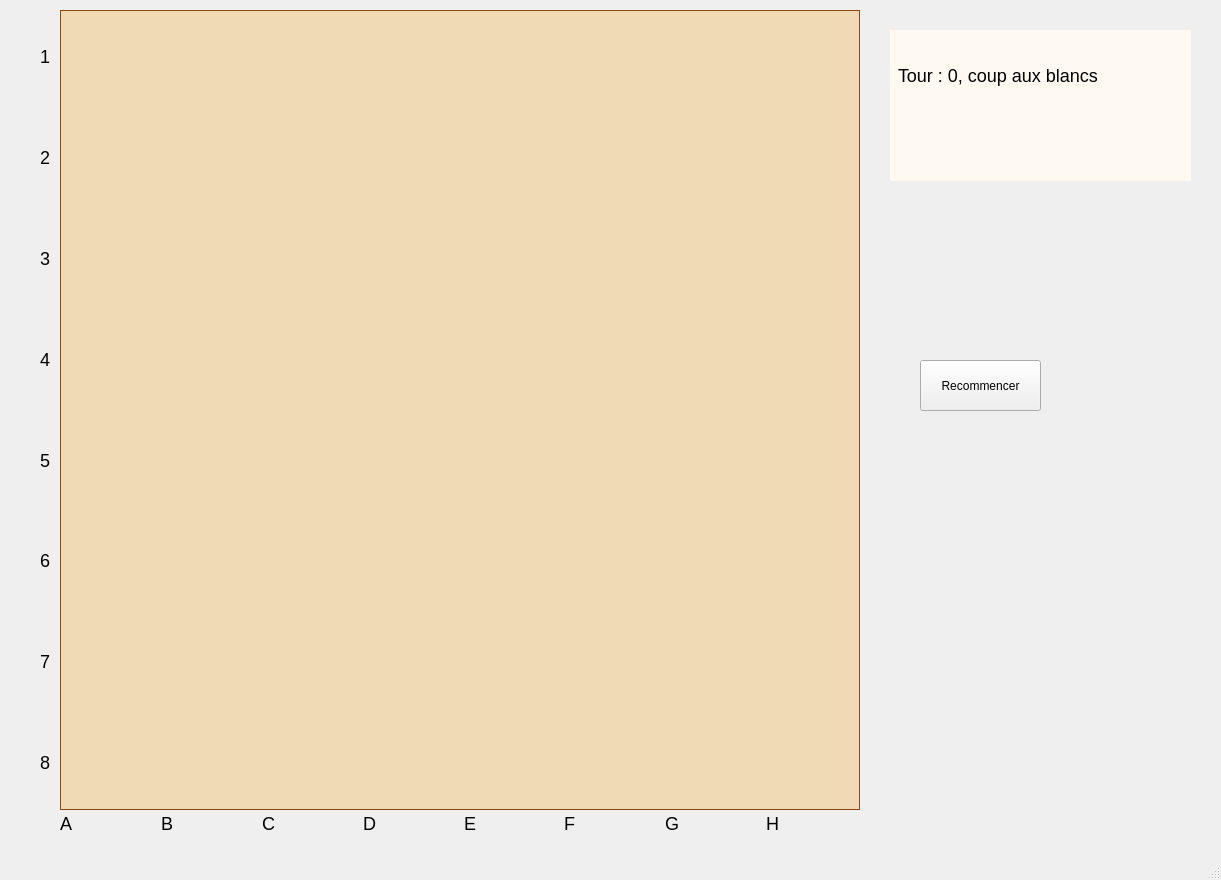
First picture: the form in chess/mainwindow.ui, repository Mariusfaitducode/chessGame, before the edit.
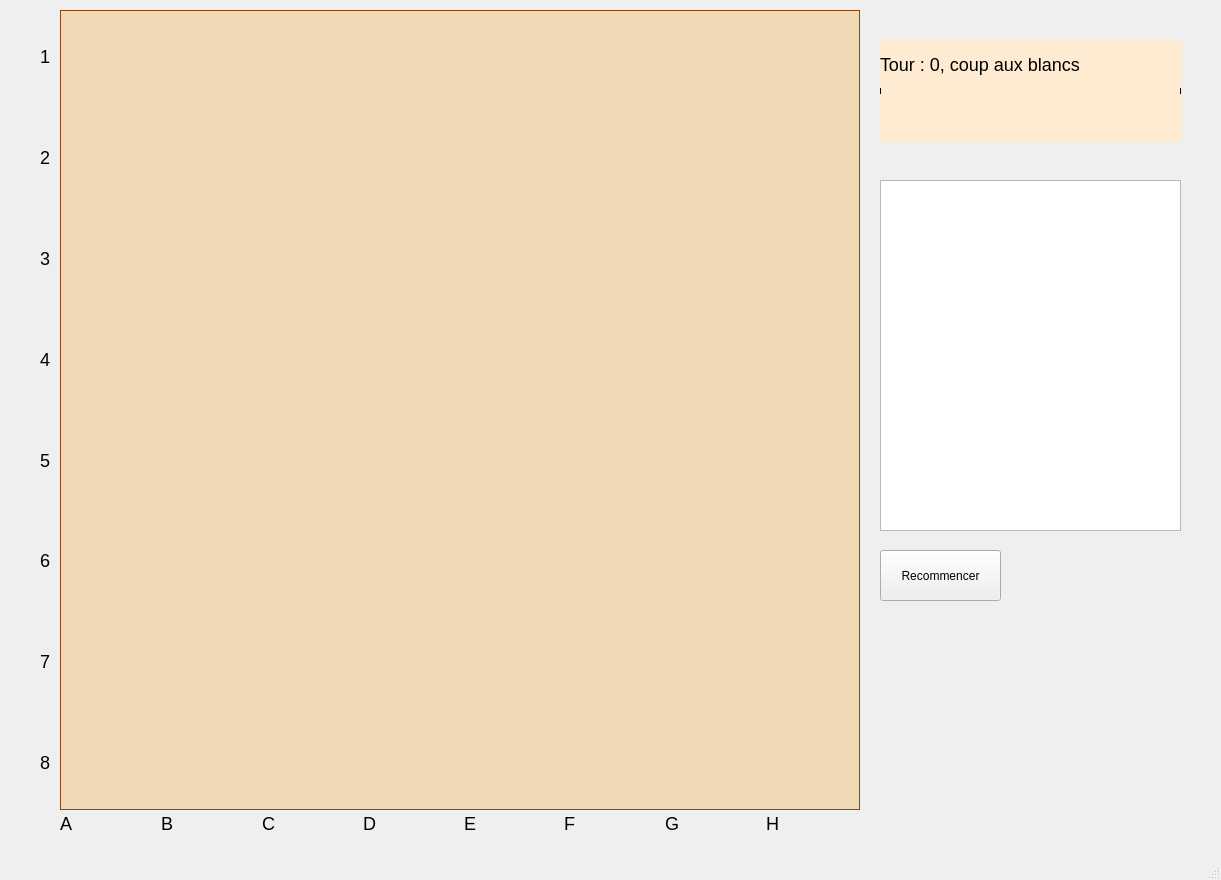
Second picture: the form after the edit.

Patch:
```diff
--- a/chess/mainwindow.ui
+++ b/chess/mainwindow.ui
@@ -39,8 +39,8 @@
    <widget class="QPushButton" name="pushButton">
     <property name="geometry">
      <rect>
-      <x>920</x>
-      <y>360</y>
+      <x>880</x>
+      <y>550</y>
       <width>121</width>
       <height>51</height>
      </rect>
@@ -188,41 +188,48 @@
    <widget class="QWidget" name="widget" native="true">
     <property name="geometry">
      <rect>
-      <x>890</x>
-      <y>30</y>
+      <x>880</x>
+      <y>40</y>
       <width>301</width>
-      <height>151</height>
+      <height>101</height>
      </rect>
     </property>
     <property name="styleSheet">
-     <string notr="true">background : rgb(255, 249, 242);</string>
+     <string notr="true">background : rgb(255, 234, 210);
+border: 1px solid black;</string>
     </property>
+    <layout class="QVBoxLayout" name="verticalLayout_2">
+     <item>
     <widget class="QLabel" name="label_tour">
-     <property name="geometry">
-      <rect>
-       <x>8</x>
-       <y>15</y>
-       <width>281</width>
-       <height>61</height>
-      </rect>
+       <property name="styleSheet">
+        <string notr="true">border : none;</string>
      </property>
      <property name="text">
       <string>Tour : 0, coup aux blancs</string>
      </property>
     </widget>
+     </item>
+     <item>
     <widget class="QLabel" name="label_check">
-     <property name="geometry">
-      <rect>
-       <x>10</x>
-       <y>70</y>
-       <width>271</width>
-       <height>61</height>
-      </rect>
+       <property name="styleSheet">
+        <string notr="true">border: none;</string>
      </property>
      <property name="text">
       <string/>
      </property>
     </widget>
+     </item>
+    </layout>
+   </widget>
+   <widget class="QTableView" name="tableView">
+    <property name="geometry">
+     <rect>
+      <x>880</x>
+      <y>180</y>
+      <width>301</width>
+      <height>351</height>
+     </rect>
+    </property>
    </widget>
   </widget>
   <widget class="QStatusBar" name="statusbar"/>
```
Left out of the diff: 2 changed lines with no effect on the pictures. Lines whose indentation alone changed are shown as unchanged.
